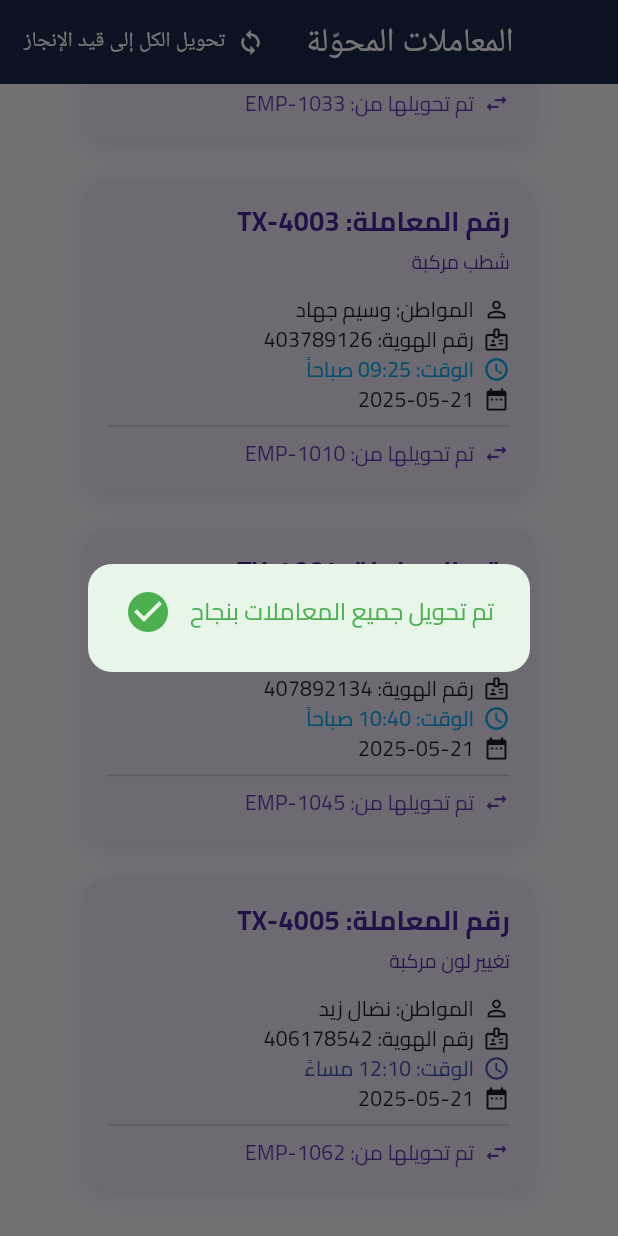
After one commit to osamadweikat/Traffic-Department-Frontend, a Flutter app: the TransferredTransactionsScreen screen opened directly, scrolled down 433 dp, after a tap on "تحويل الكل إلى قيد الإنجاز", on a phone screen of 412 x 824 dp. The commit adds this screen. Run offline on Flutter 3.47's test engine with Material 3 defaults, Android fonts, the phone set to English and light mode, and no system bars; our stand-ins replace data_table_2, easy_localization, file_picker, fl_chart, image_picker, lottie and 7 more; missing offline and left inert: universal_html; accounts and stored records are empty; project files that could hold a hidden picture were left out.

Commit message:
add transferred transactions screen

```diff
--- /dev/null
+++ b/lib/data/transferred_transactions_data.dart
@@ -0,0 +1,47 @@
+final List<Map<String, dynamic>> transferredTransactions = [
+  {
+    'id': 'TX-4001',
+    'type': 'تجديد رخصة القيادة',
+    'citizenName': 'خالد أحمد',
+    'nationalId': '402198374',
+    'date': '2025-05-20',
+    'time': '13:00',
+    'transferredTo': 'EMP-1021',
+  },
+  {
+    'id': 'TX-4002',
+    'type': 'نقل ملكية مركبة',
+    'citizenName': 'نور عدنان',
+    'nationalId': '408345912',
+    'date': '2025-05-20',
+    'time': '14:15',
+    'transferredTo': 'EMP-1033',
+  },
+  {
+    'id': 'TX-4003',
+    'type': 'شطب مركبة',
+    'citizenName': 'وسيم جهاد',
+    'nationalId': '403789126',
+    'date': '2025-05-21',
+    'time': '09:25',
+    'transferredTo': 'EMP-1010',
+  },
+  {
+    'id': 'TX-4004',
+    'type': 'إصدار بدل فاقد لرخصة',
+    'citizenName': 'رنا ناصر',
+    'nationalId': '407892134',
+    'date': '2025-05-21',
+    'time': '10:40',
+    'transferredTo': 'EMP-1045',
+  },
+  {
+    'id': 'TX-4005',
+    'type': 'تغيير لون مركبة',
+    'citizenName': 'نضال زيد',
+    'nationalId': '406178542',
+    'date': '2025-05-21',
+    'time': '12:10',
+    'transferredTo': 'EMP-1062',
+  },
+];
--- a/lib/screens/staff/dashboard/staff_dashboard_screen.dart
+++ b/lib/screens/staff/dashboard/staff_dashboard_screen.dart
@@ -10,6 +10,7 @@ import 'package:traffic_department/screens/staff/tasks/transactions/completed_tr
 import 'package:traffic_department/screens/staff/tasks/transactions/in_progress_transactions_screen.dart';
 import 'package:traffic_department/screens/staff/tasks/transactions/received_transactions_screen.dart';
 import 'package:traffic_department/screens/staff/tasks/transactions/rejected_transactions_screen.dart';
+import 'package:traffic_department/screens/staff/tasks/transactions/transferred_transactions_screen.dart';
 
 final RouteObserver<ModalRoute<void>> routeObserver =
     RouteObserver<ModalRoute<void>>();
@@ -88,8 +89,7 @@ class _StaffDashboardScreenState extends State<StaffDashboardScreen>
               await Navigator.push(
                 context,
                 MaterialPageRoute(
-                    builder:
-                        (context) => NotificationsScreen(
+                  builder: (context) => NotificationsScreen(
                     notifications: localNotifications,
                   ),
                 ),
@@ -123,8 +123,12 @@ class _StaffDashboardScreenState extends State<StaffDashboardScreen>
     case 'rejected':
       return const RejectedTransactionsScreen();
 
+    case 'transfer':
+      return const TransferredTransactionsScreen();
+
     default:
       return const Center(child: Text('الصفحة غير موجودة'));
   }
 }
+
 }
--- /dev/null
+++ b/lib/screens/staff/tasks/transactions/transferred_transactions_screen.dart
@@ -0,0 +1,290 @@
+import 'package:flutter/material.dart';
+import 'package:traffic_department/data/transferred_transactions_data.dart';
+
+class TransferredTransactionsScreen extends StatefulWidget {
+  const TransferredTransactionsScreen({super.key});
+
+  @override
+  State<TransferredTransactionsScreen> createState() =>
+      _TransferredTransactionsScreenState();
+}
+
+class _TransferredTransactionsScreenState
+    extends State<TransferredTransactionsScreen> {
+  final Set<String> selectedIds = {};
+  List<Map<String, dynamic>> remainingTransactions = [
+    ...transferredTransactions,
+  ];
+
+  void toggleSelection(String id) {
+    setState(() {
+      if (selectedIds.contains(id)) {
+        selectedIds.remove(id);
+      } else {
+        selectedIds.add(id);
+      }
+    });
+  }
+
+  void _showSuccessDialog(String message, VoidCallback onComplete) {
+    showDialog(
+      context: context,
+      barrierDismissible: false,
+      builder:
+          (_) => AlertDialog(
+            backgroundColor: Colors.green.shade50,
+            shape: RoundedRectangleBorder(
+              borderRadius: BorderRadius.circular(16),
+            ),
+            content: Row(
+              children: [
+                const Icon(Icons.check_circle, color: Colors.green, size: 32),
+                const SizedBox(width: 12),
+                Expanded(
+                  child: Text(
+                    message,
+                    style: const TextStyle(color: Colors.green, fontSize: 16),
+                  ),
+                ),
+              ],
+            ),
+          ),
+    );
+
+    Future.delayed(const Duration(seconds: 3), () {
+      Navigator.of(context).pop();
+      onComplete();
+    });
+  }
+
+  void convertSingleToInProgress(String id) {
+    final tx = remainingTransactions.firstWhere((e) => e['id'] == id);
+    _showSuccessDialog('تم تحويل المعاملة ${tx['id']} بنجاح', () {
+      setState(() {
+        remainingTransactions.removeWhere((tx) => tx['id'] == id);
+        selectedIds.remove(id);
+      });
+    });
+  }
+
+  void convertAllToInProgress() {
+    if (remainingTransactions.isEmpty) return;
+    _showSuccessDialog('تم تحويل جميع المعاملات بنجاح', () {
+      setState(() {
+        remainingTransactions.clear();
+        selectedIds.clear();
+      });
+    });
+  }
+
+  String formatPeriod(String time) {
+    final hour = int.parse(time.split(":")[0]);
+    return hour < 12 ? 'صباحاً' : 'مساءً';
+  }
+
+  Color periodColor(String time) {
+    final hour = int.parse(time.split(":")[0]);
+    return hour < 12 ? Colors.lightBlue : Colors.indigo;
+  }
+
+  @override
+  Widget build(BuildContext context) {
+    return Directionality(
+      textDirection: TextDirection.rtl,
+      child: Scaffold(
+        backgroundColor: const Color(0xFFF4F6FA),
+        appBar: AppBar(
+          backgroundColor: const Color(0xFF102542),
+          title: const Text(
+            'المعاملات المحوّلة',
+            style: TextStyle(color: Colors.white),
+          ),
+          centerTitle: true,
+          automaticallyImplyLeading: false,
+          actions: [
+            TextButton.icon(
+              onPressed: convertAllToInProgress,
+              icon: const Icon(Icons.sync, color: Colors.white),
+              label: const Text(
+                'تحويل الكل إلى قيد الإنجاز',
+                style: TextStyle(color: Colors.white),
+              ),
+            ),
+          ],
+        ),
+        body:
+            remainingTransactions.isEmpty
+                ? Center(
+                  child: Column(
+                    mainAxisAlignment: MainAxisAlignment.center,
+                    children: const [
+                      Icon(Icons.inbox, size: 60, color: Colors.grey),
+                      SizedBox(height: 12),
+                      Text(
+                        'لا توجد معاملات محوّلة حالياً',
+                        style: TextStyle(fontSize: 18, color: Colors.grey),
+                      ),
+                    ],
+                  ),
+                )
+                : Center(
+                  child: SingleChildScrollView(
+                    padding: const EdgeInsets.symmetric(
+                      horizontal: 24,
+                      vertical: 30,
+                    ),
+                    child: Wrap(
+                      spacing: 24,
+                      runSpacing: 24,
+                      alignment: WrapAlignment.center,
+                      children:
+                          remainingTransactions.map((tx) {
+                            final isSelected = selectedIds.contains(tx['id']);
+
+                            return GestureDetector(
+                              onTap: () => toggleSelection(tx['id']),
+                              child: AnimatedContainer(
+                                duration: const Duration(milliseconds: 200),
+                                width: 300,
+                                padding: const EdgeInsets.all(16),
+                                decoration: BoxDecoration(
+                                  color:
+                                      isSelected
+                                          ? Colors.grey.shade300
+                                          : Colors.deepPurple.shade50,
+                                  borderRadius: BorderRadius.circular(16),
+                                  boxShadow: [
+                                    BoxShadow(
+                                      color:
+                                          isSelected
+                                              ? Colors.grey.shade400
+                                              : Colors.deepPurple.withOpacity(
+                                                0.12,
+                                              ),
+                                      blurRadius: 10,
+                                      offset: const Offset(0, 4),
+                                    ),
+                                  ],
+                                ),
+                                child: Column(
+                                  crossAxisAlignment: CrossAxisAlignment.start,
+                                  children: [
+                                    Text(
+                                      'رقم المعاملة: ${tx['id']}',
+                                      style: const TextStyle(
+                                        fontSize: 18,
+                                        fontWeight: FontWeight.bold,
+                                        color: Color(0xFF4527A0),
+                                      ),
+                                    ),
+                                    const SizedBox(height: 4),
+                                    Text(
+                                      tx['type'],
+                                      style: TextStyle(
+                                        fontSize: 13,
+                                        fontWeight: FontWeight.w500,
+                                        color: Colors.deepPurple.shade700,
+                                      ),
+                                    ),
+                                    const SizedBox(height: 12),
+                                    Row(
+                                      children: [
+                                        const Icon(
+                                          Icons.person_outline,
+                                          size: 18,
+                                        ),
+                                        const SizedBox(width: 6),
+                                        Expanded(
+                                          child: Text(
+                                            'المواطن: ${tx['citizenName']}',
+                                          ),
+                                        ),
+                                      ],
+                                    ),
+                                    Row(
+                                      children: [
+                                        const Icon(
+                                          Icons.badge_outlined,
+                                          size: 18,
+                                        ),
+                                        const SizedBox(width: 6),
+                                        Expanded(
+                                          child: Text(
+                                            'رقم الهوية: ${tx['nationalId']}',
+                                          ),
+                                        ),
+                                      ],
+                                    ),
+                                    Row(
+                                      children: [
+                                        Icon(
+                                          Icons.access_time,
+                                          size: 18,
+                                          color: periodColor(tx['time']),
+                                        ),
+                                        const SizedBox(width: 6),
+                                        Text(
+                                          'الوقت: ${tx['time']} ${formatPeriod(tx['time'])}',
+                                          style: TextStyle(
+                                            color: periodColor(tx['time']),
+                                          ),
+                                        ),
+                                      ],
+                                    ),
+                                    Row(
+                                      children: [
+                                        const Icon(Icons.date_range, size: 18),
+                                        const SizedBox(width: 6),
+                                        Text(tx['date']),
+                                      ],
+                                    ),
+                                    const Divider(height: 16),
+                                    Row(
+                                      children: [
+                                        const Icon(
+                                          Icons.swap_horiz_rounded,
+                                          size: 18,
+                                          color: Colors.deepPurple,
+                                        ),
+                                        const SizedBox(width: 6),
+                                        Text(
+                                          'تم تحويلها من: ${tx['transferredTo']}',
+                                          style: const TextStyle(
+                                            color: Colors.deepPurple,
+                                          ),
+                                        ),
+                                      ],
+                                    ),
+                                    if (isSelected) ...[
+                                      const SizedBox(height: 12),
+                                      Align(
+                                        alignment: Alignment.center,
+                                        child: ElevatedButton.icon(
+                                          style: ElevatedButton.styleFrom(
+                                            backgroundColor: const Color(
+                                              0xFF102542,
+                                            ),
+                                          ),
+                                          onPressed:
+                                              () => convertSingleToInProgress(
+                                                tx['id'],
+                                              ),
+                                          icon: const Icon(Icons.sync),
+                                          label: const Text(
+                                            'تحويل إلى قيد الإنجاز',
+                                          ),
+                                        ),
+                                      ),
+                                    ],
+                                  ],
+                                ),
+                              ),
+                            );
+                          }).toList(),
+                    ),
+                  ),
+                ),
+      ),
+    );
+  }
+}
```
Lines whose indentation alone changed are shown as unchanged.
